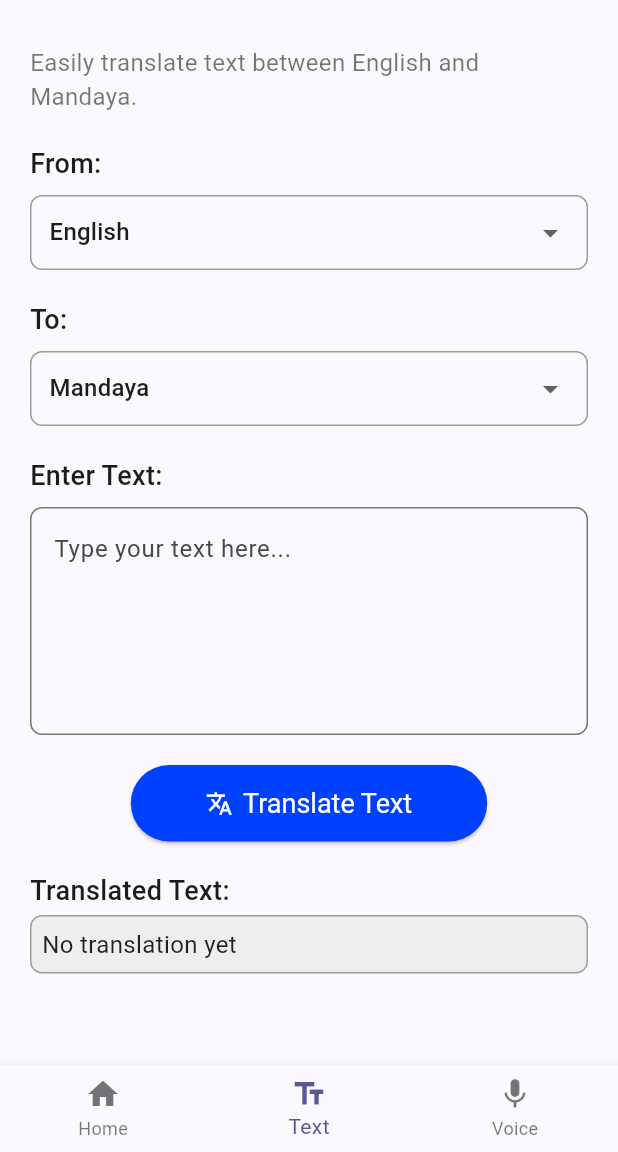
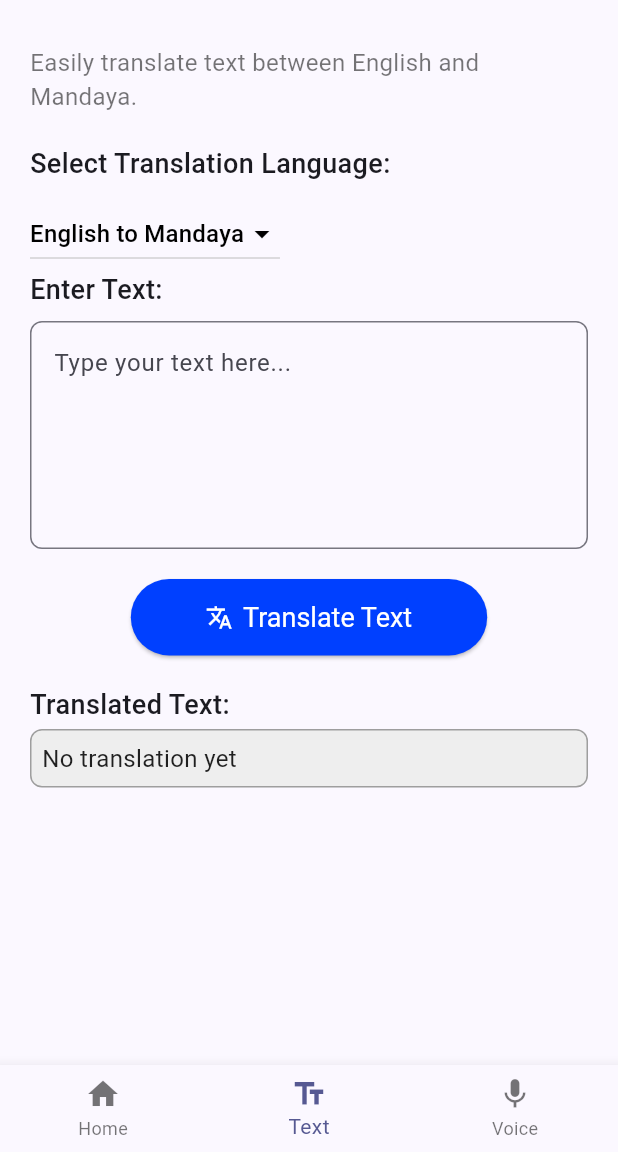
Before and after one commit to WenDEVLIFE/TranslatorApp, a Flutter app: the TextTranslatorPage screen opened by its route, on a phone screen of 412 x 824 dp, the part 84-1236 px from its top. Run offline on Flutter 3.47's test engine with Material 3 defaults, Android fonts, the phone set to English and light mode, and no system bars; our stand-ins replace firebase_core, permission_handler, speech_to_text; accounts and stored records are empty.

Commit message:
revise text translator to 1 dropdown instead of 2 👌

```diff
--- a/lib/text_translator_page.dart
+++ b/lib/text_translator_page.dart
@@ -1,6 +1,4 @@
 import 'package:flutter/material.dart';
-
-
 import 'component/Translator.dart'; // Adjust the import path
 
 class TextTranslatorPage extends StatefulWidget {
@@ -59,71 +57,41 @@ class _TextTranslatorPageState extends State<TextTranslatorPage> {
 
             // Dropdown for Source Language
             const Text(
-              'From:',
+              'Select Translation Language:',
               style: TextStyle(
                 fontSize: 18,
                 fontWeight: FontWeight.w500,
               ),
             ),
-            const SizedBox(height: 8),
-            Container(
-              padding: const EdgeInsets.symmetric(horizontal: 12),
-              decoration: BoxDecoration(
-                borderRadius: BorderRadius.circular(8),
-                border: Border.all(color: Colors.grey),
-              ),
-              child: DropdownButton<String>(
-                value: _sourceLanguage,
-                isExpanded: true,
-                underline: Container(),
-                items: <String>['English', 'Mandaya'].map((String value) {
+            const SizedBox(height: 10),
+            DropdownButton<String>(
+              value: 'English to Mandaya',
+              items: <String>[
+                'English to Mandaya',
+                'Mandaya to English',
+              ].map<DropdownMenuItem<String>>((String value) {
                 return DropdownMenuItem<String>(
                   value: value,
-                    child: Text(value),
+                  child: Text(
+                    value,
+                    style: const TextStyle(color: Colors.black),
+                  ),
                 );
               }).toList(),
               onChanged: (String? newValue) {
                 setState(() {
-                    _sourceLanguage = newValue!;
+                  if (newValue == 'English to Mandaya') {
+                    _sourceLanguage = 'English';
+                    _targetLanguage = 'Mandaya';
+                  } else {
+                    _sourceLanguage = 'Mandaya';
+                    _targetLanguage = 'English';
+                  }
                 });
               },
+              dropdownColor: Colors.white,
+              iconEnabledColor: Colors.black,
             ),
-            ),
-            const SizedBox(height: 20),
-
-            // Dropdown for Target Language
-            const Text(
-              'To:',
-              style: TextStyle(
-                fontSize: 18,
-                fontWeight: FontWeight.w500,
-              ),
-            ),
-            const SizedBox(height: 8),
-            Container(
-              padding: const EdgeInsets.symmetric(horizontal: 12),
-              decoration: BoxDecoration(
-                borderRadius: BorderRadius.circular(8),
-                border: Border.all(color: Colors.grey),
-              ),
-              child: DropdownButton<String>(
-                value: _targetLanguage,
-                isExpanded: true,
-                underline: Container(),
-                items: <String>['English', 'Mandaya'].map((String value) {
-                  return DropdownMenuItem<String>(
-                    value: value,
-                    child: Text(value),
-                  );
-                }).toList(),
-                onChanged: (String? newValue) {
-                  setState(() {
-                    _targetLanguage = newValue!;
-                  });
-                },
-              ),
-            ),
-            const SizedBox(height: 20), // Reduced space here
 
             // Text input for translation
             const Text(
```
Lines whose indentation alone changed are shown as unchanged.
